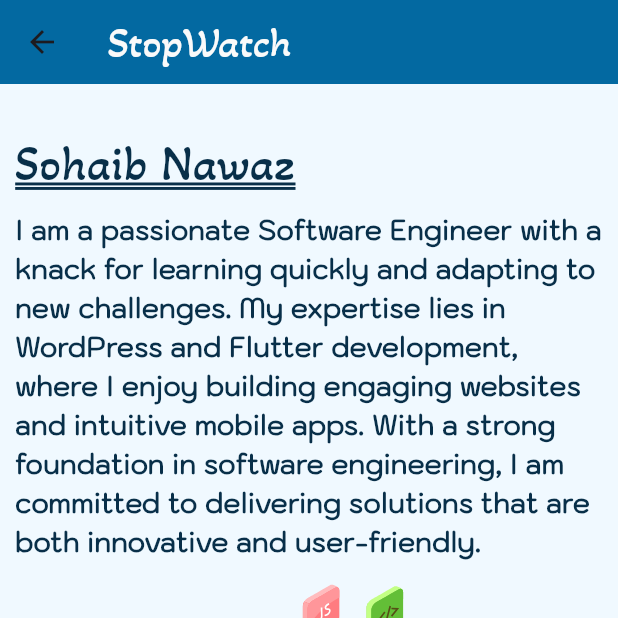
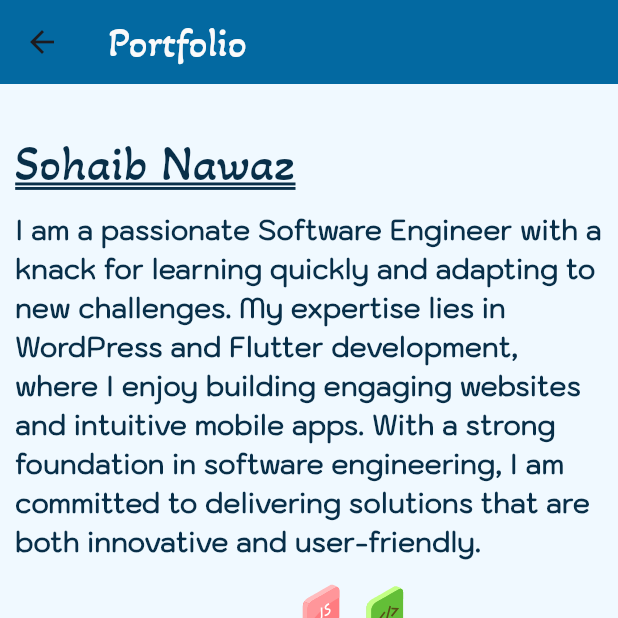
Before and after one commit to sohaibnawaz123/PRODIGY_StopWatch-App_03, a Flutter app: the MainScreen screen opened directly, on a phone screen of 412 x 824 dp, the top half of it. Run offline on Flutter 3.47's test engine with Material 3 defaults, Android fonts, the light colour scheme and no system bars; our stand-ins replace get, lottie.

Commit message:
title change

```diff
--- a/lib/screens/mainScreen.dart
+++ b/lib/screens/mainScreen.dart
@@ -13,7 +13,7 @@ class MainScreen extends StatelessWidget {
     return Scaffold(
       backgroundColor: AppColor.bgColor,
 
-      appBar: AppBar(title: Text('StopWatch',style: appHeading(AppColor.textColor, 28),),backgroundColor: AppColor.appbarBGColor,),
+      appBar: AppBar(title: Text('Portfolio',style: appHeading(AppColor.textColor, 28),),backgroundColor: AppColor.appbarBGColor,),
 
       body: AnimatedContainer(
         duration: const Duration(seconds: 10),
```
